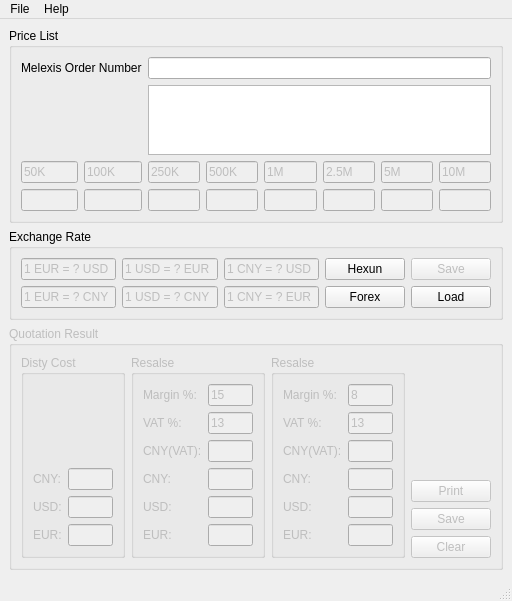
Qt form main_window.ui (lgnq/EasyQuotation) before a commit.
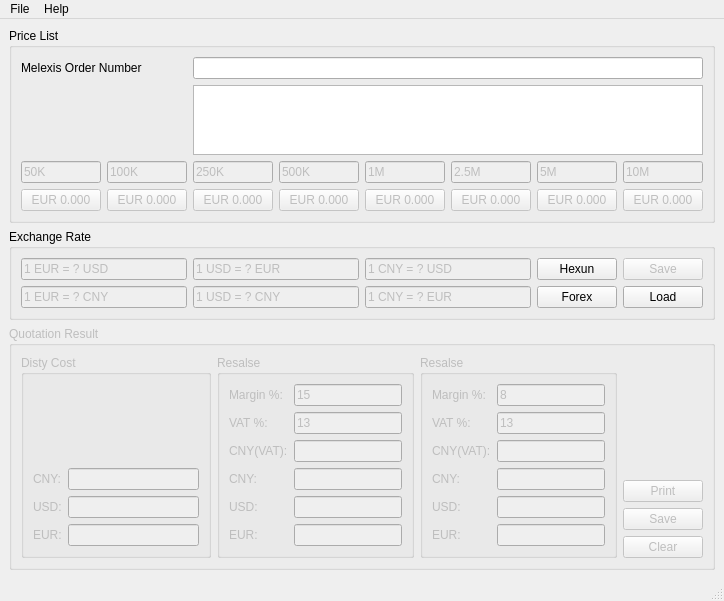
The same form after that commit.

Commit message: support quotation updated by volume price

What changed in the file:
```diff
--- a/main_window.ui
+++ b/main_window.ui
@@ -9,8 +9,8 @@
    <rect>
     <x>0</x>
     <y>0</y>
-    <width>512</width>
-    <height>556</height>
+    <width>680</width>
+    <height>559</height>
    </rect>
   </property>
   <property name="windowTitle">
@@ -84,36 +84,6 @@
          </property>
         </widget>
        </item>
-       <item row="3" column="3">
-        <widget class="QLineEdit" name="price_250k">
-         <property name="enabled">
-          <bool>false</bool>
-         </property>
-         <property name="text">
-          <string/>
-         </property>
-        </widget>
-       </item>
-       <item row="3" column="5">
-        <widget class="QLineEdit" name="price_1m">
-         <property name="enabled">
-          <bool>false</bool>
-         </property>
-         <property name="text">
-          <string/>
-         </property>
-        </widget>
-       </item>
-       <item row="3" column="4">
-        <widget class="QLineEdit" name="price_500k">
-         <property name="enabled">
-          <bool>false</bool>
-         </property>
-         <property name="text">
-          <string/>
-         </property>
-        </widget>
-       </item>
        <item row="2" column="7">
         <widget class="QLineEdit" name="lineEdit_8">
          <property name="enabled">
@@ -134,46 +104,6 @@
          </property>
         </widget>
        </item>
-       <item row="3" column="2">
-        <widget class="QLineEdit" name="price_100k">
-         <property name="enabled">
-          <bool>false</bool>
-         </property>
-         <property name="text">
-          <string/>
-         </property>
-        </widget>
-       </item>
-       <item row="3" column="6">
-        <widget class="QLineEdit" name="price_2_5m">
-         <property name="enabled">
-          <bool>false</bool>
-         </property>
-         <property name="text">
-          <string/>
-         </property>
-        </widget>
-       </item>
-       <item row="3" column="1">
-        <widget class="QLineEdit" name="price_50k">
-         <property name="enabled">
-          <bool>false</bool>
-         </property>
-         <property name="text">
-          <string/>
-         </property>
-        </widget>
-       </item>
-       <item row="3" column="8">
-        <widget class="QLineEdit" name="price_10m">
-         <property name="enabled">
-          <bool>false</bool>
-         </property>
-         <property name="text">
-          <string/>
-         </property>
-        </widget>
-       </item>
        <item row="0" column="1" colspan="2">
         <widget class="QLabel" name="label_4">
          <property name="text">
@@ -181,22 +111,92 @@
          </property>
         </widget>
        </item>
-       <item row="3" column="7">
-        <widget class="QLineEdit" name="price_5m">
-         <property name="enabled">
-          <bool>false</bool>
-         </property>
-         <property name="text">
-          <string/>
-         </property>
-        </widget>
-       </item>
        <item row="1" column="3" colspan="6">
         <widget class="QListView" name="listView"/>
        </item>
        <item row="0" column="3" colspan="6">
         <widget class="QLineEdit" name="order_number"/>
        </item>
+       <item row="3" column="1">
+        <widget class="QPushButton" name="price_50k">
+         <property name="enabled">
+          <bool>false</bool>
+         </property>
+         <property name="text">
+          <string>EUR 0.000</string>
+         </property>
+        </widget>
+       </item>
+       <item row="3" column="2">
+        <widget class="QPushButton" name="price_100k">
+         <property name="enabled">
+          <bool>false</bool>
+         </property>
+         <property name="text">
+          <string>EUR 0.000</string>
+         </property>
+        </widget>
+       </item>
+       <item row="3" column="3">
+        <widget class="QPushButton" name="price_250k">
+         <property name="enabled">
+          <bool>false</bool>
+         </property>
+         <property name="text">
+          <string>EUR 0.000</string>
+         </property>
+        </widget>
+       </item>
+       <item row="3" column="4">
+        <widget class="QPushButton" name="price_500k">
+         <property name="enabled">
+          <bool>false</bool>
+         </property>
+         <property name="text">
+          <string>EUR 0.000</string>
+         </property>
+        </widget>
+       </item>
+       <item row="3" column="5">
+        <widget class="QPushButton" name="price_1m">
+         <property name="enabled">
+          <bool>false</bool>
+         </property>
+         <property name="text">
+          <string>EUR 0.000</string>
+         </property>
+        </widget>
+       </item>
+       <item row="3" column="6">
+        <widget class="QPushButton" name="price_2_5m">
+         <property name="enabled">
+          <bool>false</bool>
+         </property>
+         <property name="text">
+          <string>EUR 0.000</string>
+         </property>
+        </widget>
+       </item>
+       <item row="3" column="7">
+        <widget class="QPushButton" name="price_5m">
+         <property name="enabled">
+          <bool>false</bool>
+         </property>
+         <property name="text">
+          <string>EUR 0.000</string>
+         </property>
+        </widget>
+       </item>
+       <item row="3" column="8">
+        <widget class="QPushButton" name="price_10m">
+         <property name="enabled">
+          <bool>false</bool>
+         </property>
+         <property name="text">
+          <string>EUR 0.000</string>
+         </property>
+        </widget>
+       </item>
       </layout>
      </widget>
     </item>
@@ -607,7 +607,7 @@
     <rect>
      <x>0</x>
      <y>0</y>
-     <width>512</width>
+     <width>680</width>
      <height>21</height>
     </rect>
    </property>
```
Left out of the diff: 186 changed lines with no effect on the pictures. The commit also changes 2 other files.
